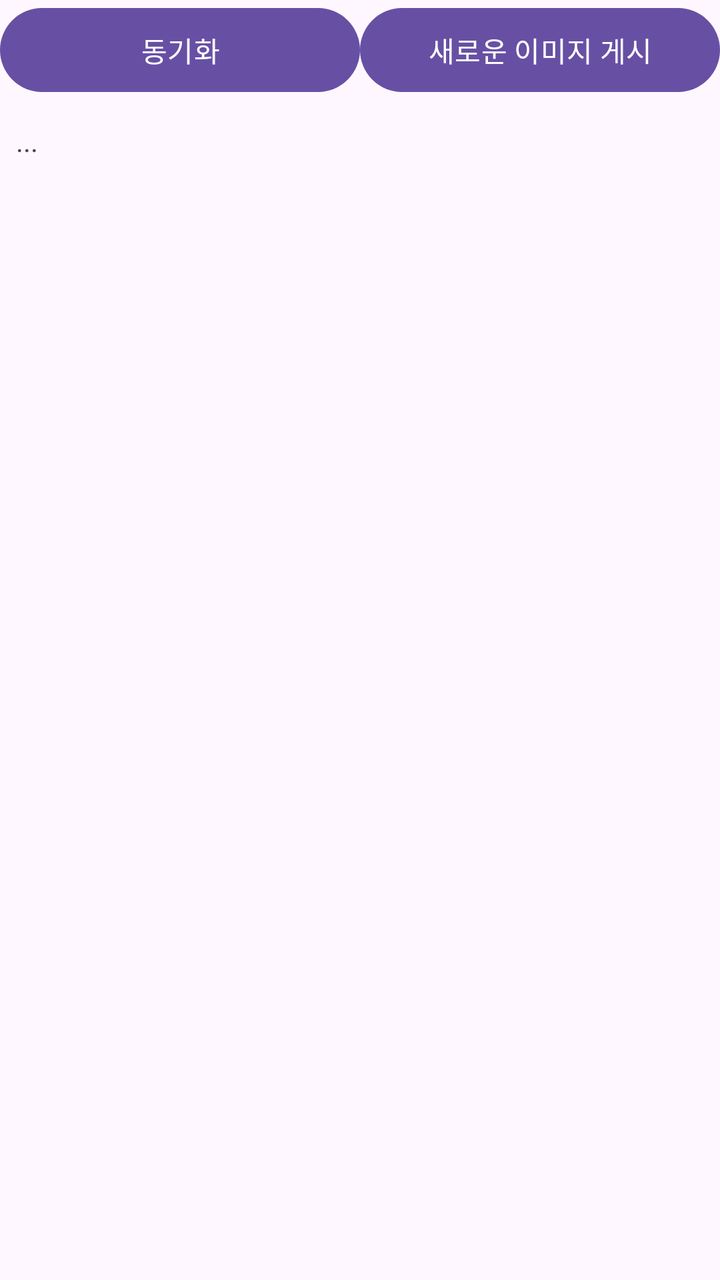
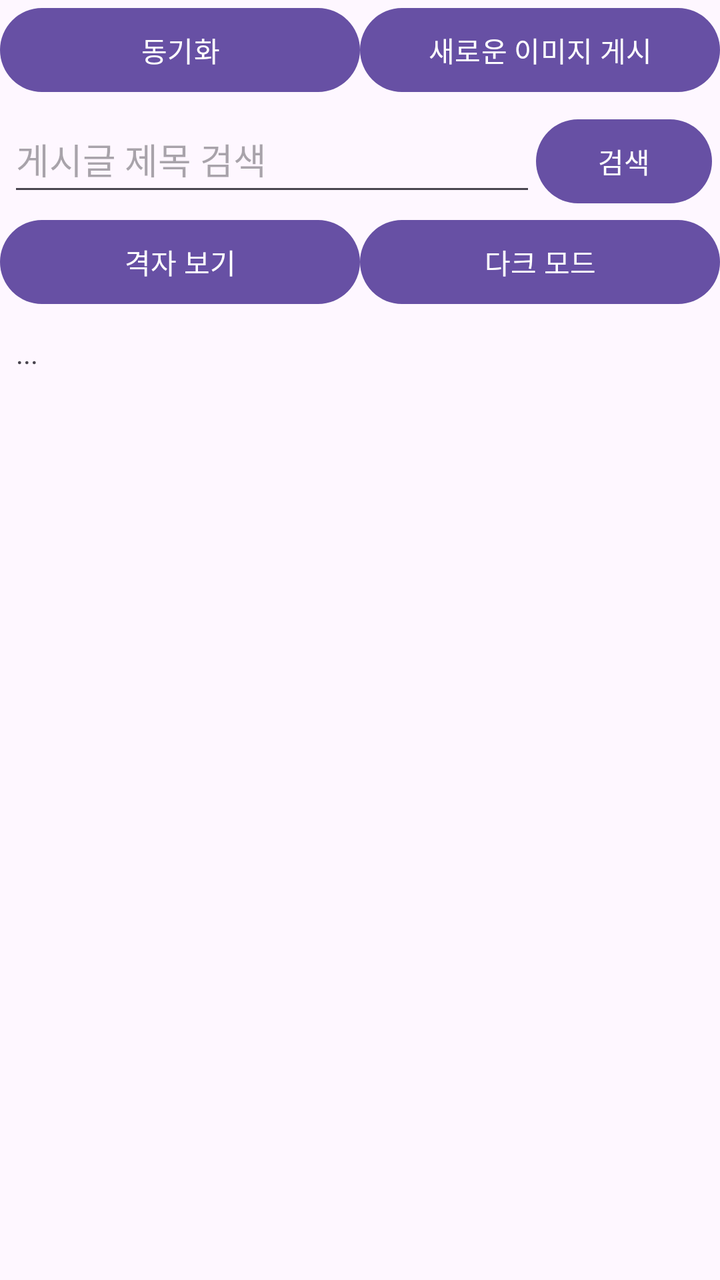

Compare the two renders of this Android layout. The source of the first and the diff that turns it into the second are given below.
<!-- AndroidManifest.xml: application theme Theme.PhotoViewer -->
<!-- res/layout/activity_main.xml -->
<?xml version="1.0" encoding="utf-8"?>
<LinearLayout xmlns:android="http://schemas.android.com/apk/res/android"
    xmlns:tools="http://schemas.android.com/tools"
    android:id="@+id/main"
    android:layout_width="match_parent"
    android:layout_height="match_parent"
    android:orientation="vertical"
    tools:context=".MainActivity">

    <LinearLayout
        android:layout_width="match_parent"
        android:layout_height="53dp"
        android:orientation="horizontal">

        <Button
            android:id="@+id/btn_load"
            android:layout_width="0dp"
            android:layout_height="50dp"
            android:layout_weight="1"
            android:onClick="onClickDownload"
            android:text="동기화" />

        <Button
            android:id="@+id/btn_save"
            android:layout_width="0dp"
            android:layout_height="50dp"
            android:layout_weight="1"
            android:onClick="onClickUpload"
            android:text="새로운 이미지 게시" />

    </LinearLayout>

    <TextView
        android:id="@+id/textView"
        android:layout_width="match_parent"
        android:layout_height="wrap_content"
        android:padding="8dp"
        android:text="..." />

    <androidx.recyclerview.widget.RecyclerView
        android:id="@+id/recyclerView"
        android:layout_width="match_parent"
        android:layout_height="0dp"
        android:layout_margin="16dp"
        android:layout_weight="1"
        android:orientation="vertical" />

</LinearLayout>
<!-- resources referenced by this layout -->
<resources>
  <style name="Theme.PhotoViewer" parent="Base.Theme.PhotoViewer" />
  <style name="Base.Theme.PhotoViewer" parent="Theme.Material3.DayNight.NoActionBar">
          
          
      </style>
</resources>

<!-- the commit's change to res/layout/activity_main.xml (unified diff, before → after) -->
@@ -30,6 +30,54 @@
 
     </LinearLayout>
 
+    <LinearLayout
+        android:layout_width="match_parent"
+        android:layout_height="53dp"
+        android:orientation="horizontal"
+        android:paddingStart="4dp"
+        android:paddingEnd="4dp">
+
+        <EditText
+            android:id="@+id/edit_search"
+            android:layout_width="0dp"
+            android:layout_height="50dp"
+            android:layout_weight="1"
+            android:hint="게시글 제목 검색"
+            android:imeOptions="actionSearch"
+            android:inputType="text" />
+
+        <Button
+            android:id="@+id/btn_search"
+            android:layout_width="wrap_content"
+            android:layout_height="50dp"
+            android:onClick="onClickSearch"
+            android:text="검색" />
+
+    </LinearLayout>
+
+    <LinearLayout
+        android:layout_width="match_parent"
+        android:layout_height="53dp"
+        android:orientation="horizontal">
+
+        <Button
+            android:id="@+id/btn_view_mode"
+            android:layout_width="0dp"
+            android:layout_height="50dp"
+            android:layout_weight="1"
+            android:onClick="onClickViewMode"
+            android:text="격자 보기" />
+
+        <Button
+            android:id="@+id/btn_theme"
+            android:layout_width="0dp"
+            android:layout_height="50dp"
+            android:layout_weight="1"
+            android:onClick="onClickTheme"
+            android:text="다크 모드" />
+
+    </LinearLayout>
+
     <TextView
         android:id="@+id/textView"
         android:layout_width="match_parent"
